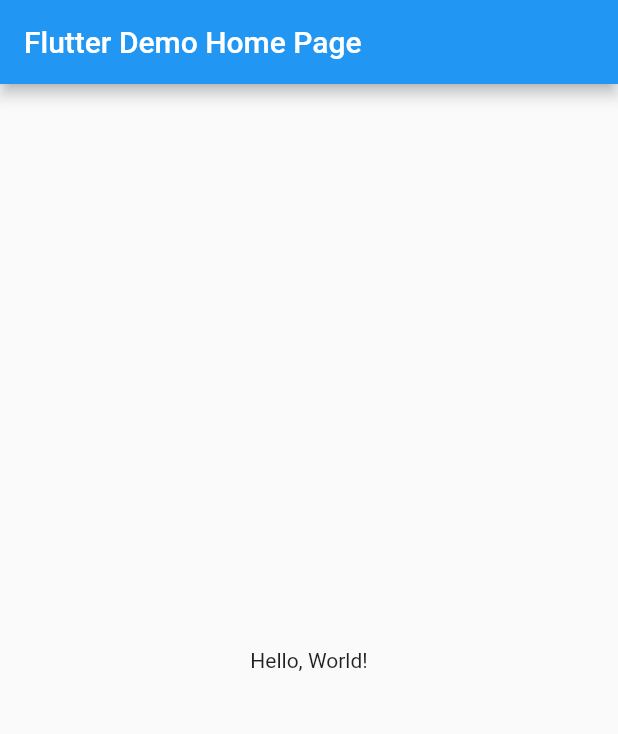
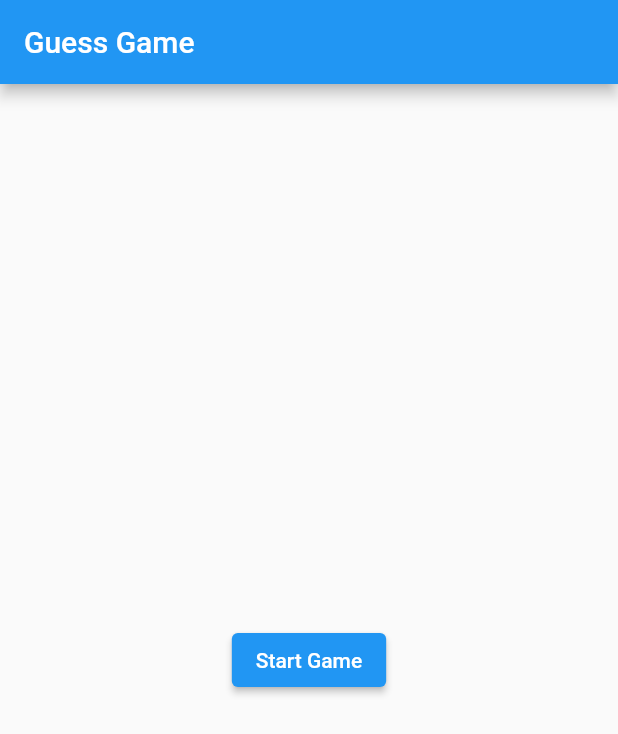
Before and after one commit to rohangilbile123/guessme, a Flutter app: the screen it shows after launch, on a phone screen of 412 x 824 dp. Shown: the top 734 px of the screen. Run offline on Flutter 3.47's test engine with Material 2 defaults, Android fonts, the phone set to English and light mode, and no system bars.

Commit message:
FIrst Push

```diff
--- a/lib/main.dart
+++ b/lib/main.dart
@@ -1,42 +1,22 @@
 import 'package:flutter/material.dart';
+import './src/screens/home_screen.dart';
+import './src/screens/game_screen.dart';
 
-void main() => runApp(MyApp());
+void main() => runApp(GuessGameApp());
 
-class MyApp extends StatelessWidget {
-  const MyApp({super.key});
-  // This widget is the root of your application.
+class GuessGameApp extends StatelessWidget {
   @override
   Widget build(BuildContext context) {
     return MaterialApp(
-      // Application name
-      title: 'Flutter Hello World',
-      // Application theme data, you can set the colors for the application as
-      // you want
+      title: 'Guess Game',
       theme: ThemeData(
         primarySwatch: Colors.blue,
       ),
-      // A widget which will be started on application startup
-      home: MyHomePage(title: 'Flutter Demo Home Page'),
+      initialRoute: '/',
+      routes: {
+        '/': (context) => HomeScreen(),
+        '/game': (context) => GameScreen(),
+      },
     );
   }
 }
-
-class MyHomePage extends StatelessWidget {
-  final String title;
-  const MyHomePage({super.key, required this.title});
-
-  @override
-  Widget build(BuildContext context) {
-    return Scaffold(
-      appBar: AppBar(
-        // The title text which will be shown on the action bar
-        title: Text(title),
-      ),
-      body: Center(
-        child: Text(
-          'Hello, World!',
-        ),
-      ),
-    );
-  }
-}
--- /dev/null
+++ b/lib/src/screens/home_screen.dart
@@ -0,0 +1,20 @@
+import 'package:flutter/material.dart';
+
+class HomeScreen extends StatelessWidget {
+  @override
+  Widget build(BuildContext context) {
+    return Scaffold(
+      appBar: AppBar(
+        title: Text('Guess Game'),
+      ),
+      body: Center(
+        child: ElevatedButton(
+          onPressed: () {
+            Navigator.pushNamed(context, '/game');
+          },
+          child: Text('Start Game'),
+        ),
+      ),
+    );
+  }
+}
```
Also changed, not shown: lib/src/models/question.dart (added, +15 -0 lines), lib/src/screens/game_screen.dart (added, +118 -0 lines), lib/src/services/api_service.dart (added, +39 -0 lines), lib/src/utils/constants.dart (added).
